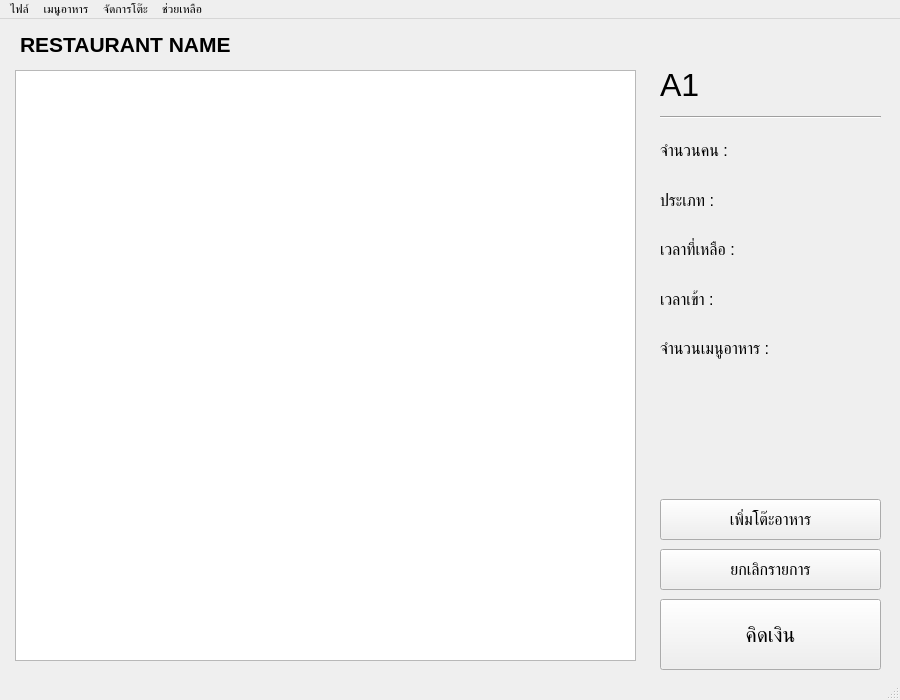
The window that main_windows.ui (kantee2540/RestaurantManage) describes before a commit, drawn with Qt 5.
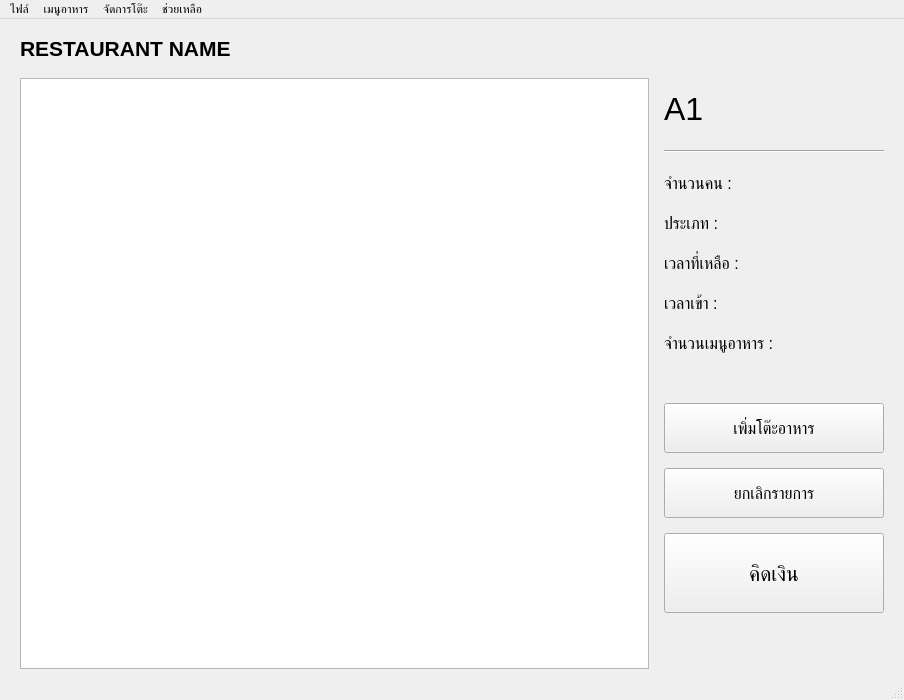
The same window after the commit.

Commit message: Main ui can expend

```diff
--- a/main_windows.ui
+++ b/main_windows.ui
@@ -9,126 +9,58 @@
    <rect>
     <x>0</x>
     <y>0</y>
-    <width>900</width>
+    <width>904</width>
     <height>700</height>
    </rect>
   </property>
+  <property name="sizePolicy">
+   <sizepolicy hsizetype="Expanding" vsizetype="Expanding">
+    <horstretch>0</horstretch>
+    <verstretch>0</verstretch>
+   </sizepolicy>
+  </property>
   <property name="minimumSize">
    <size>
-    <width>0</width>
-    <height>0</height>
-   </size>
-  </property>
-  <property name="maximumSize">
-   <size>
-    <width>900</width>
+    <width>904</width>
     <height>700</height>
    </size>
   </property>
-  <property name="font">
-   <font>
-    <weight>50</weight>
-    <bold>false</bold>
-   </font>
-  </property>
   <property name="windowTitle">
    <string>Restaurant</string>
   </property>
   <widget class="QWidget" name="centralwidget">
-   <widget class="QLabel" name="tableName">
-    <property name="geometry">
-     <rect>
-      <x>20</x>
-      <y>10</y>
-      <width>461</width>
-      <height>31</height>
-     </rect>
+   <layout class="QGridLayout" name="gridLayout">
+    <property name="leftMargin">
+     <number>20</number>
     </property>
-    <property name="font">
-     <font>
-      <pointsize>16</pointsize>
-      <weight>75</weight>
-      <bold>true</bold>
-     </font>
+    <property name="rightMargin">
+     <number>20</number>
     </property>
-    <property name="text">
-     <string>RESTAURANT NAME</string>
+    <property name="horizontalSpacing">
+     <number>15</number>
     </property>
-    <property name="textFormat">
-     <enum>Qt::AutoText</enum>
+    <property name="verticalSpacing">
+     <number>10</number>
     </property>
-   </widget>
-   <widget class="QPushButton" name="check_bill">
-    <property name="geometry">
-     <rect>
-      <x>660</x>
-      <y>580</y>
-      <width>221</width>
-      <height>71</height>
-     </rect>
-    </property>
-    <property name="font">
-     <font>
-      <pointsize>16</pointsize>
-     </font>
-    </property>
-    <property name="text">
-     <string>คิดเงิน</string>
-    </property>
-   </widget>
-   <widget class="QPushButton" name="cancel_button">
-    <property name="geometry">
-     <rect>
-      <x>660</x>
-      <y>530</y>
-      <width>221</width>
-      <height>41</height>
-     </rect>
-    </property>
-    <property name="font">
-     <font>
-      <pointsize>12</pointsize>
-     </font>
-    </property>
-    <property name="text">
-     <string>ยกเลิกรายการ</string>
-    </property>
-   </widget>
-   <widget class="QPushButton" name="add_table_button">
-    <property name="geometry">
-     <rect>
-      <x>660</x>
-      <y>480</y>
-      <width>221</width>
-      <height>41</height>
-     </rect>
-    </property>
-    <property name="font">
-     <font>
-      <pointsize>12</pointsize>
-     </font>
-    </property>
-    <property name="text">
-     <string>เพิ่มโต๊ะอาหาร</string>
-    </property>
-   </widget>
-   <widget class="QWidget" name="verticalLayoutWidget">
-    <property name="geometry">
-     <rect>
-      <x>660</x>
-      <y>110</y>
-      <width>221</width>
-      <height>241</height>
-     </rect>
-    </property>
-    <property name="font">
-     <font>
-      <pointsize>12</pointsize>
-     </font>
-    </property>
+    <item row="3" column="1">
     <layout class="QVBoxLayout" name="verticalLayout">
+      <property name="sizeConstraint">
+       <enum>QLayout::SetDefaultConstraint</enum>
+      </property>
      <item>
       <widget class="QLabel" name="person">
+        <property name="minimumSize">
+         <size>
+          <width>198</width>
+          <height>40</height>
+         </size>
+        </property>
+        <property name="maximumSize">
+         <size>
+          <width>238</width>
+          <height>60</height>
+         </size>
+        </property>
        <property name="font">
         <font>
          <pointsize>12</pointsize>
@@ -144,6 +76,18 @@
      </item>
      <item>
       <widget class="QLabel" name="type">
+        <property name="minimumSize">
+         <size>
+          <width>0</width>
+          <height>40</height>
+         </size>
+        </property>
+        <property name="maximumSize">
+         <size>
+          <width>238</width>
+          <height>60</height>
+         </size>
+        </property>
        <property name="font">
         <font>
          <pointsize>12</pointsize>
@@ -159,6 +103,18 @@
      </item>
      <item>
       <widget class="QLabel" name="timeleft">
+        <property name="minimumSize">
+         <size>
+          <width>0</width>
+          <height>40</height>
+         </size>
+        </property>
+        <property name="maximumSize">
+         <size>
+          <width>238</width>
+          <height>60</height>
+         </size>
+        </property>
        <property name="font">
         <font>
          <pointsize>12</pointsize>
@@ -174,6 +130,18 @@
      </item>
      <item>
       <widget class="QLabel" name="timein">
+        <property name="minimumSize">
+         <size>
+          <width>0</width>
+          <height>40</height>
+         </size>
+        </property>
+        <property name="maximumSize">
+         <size>
+          <width>238</width>
+          <height>60</height>
+         </size>
+        </property>
        <property name="font">
         <font>
          <pointsize>12</pointsize>
@@ -189,6 +157,18 @@
      </item>
      <item>
       <widget class="QLabel" name="order_num">
+        <property name="minimumSize">
+         <size>
+          <width>0</width>
+          <height>40</height>
+         </size>
+        </property>
+        <property name="maximumSize">
+         <size>
+          <width>238</width>
+          <height>60</height>
+         </size>
+        </property>
        <property name="font">
         <font>
          <pointsize>12</pointsize>
@@ -203,15 +183,20 @@
       </widget>
      </item>
     </layout>
-   </widget>
+    </item>
+    <item row="1" column="1">
    <widget class="QLabel" name="table_no">
-    <property name="geometry">
-     <rect>
-      <x>660</x>
-      <y>40</y>
-      <width>221</width>
-      <height>51</height>
-     </rect>
+      <property name="minimumSize">
+       <size>
+        <width>220</width>
+        <height>62</height>
+       </size>
+      </property>
+      <property name="maximumSize">
+       <size>
+        <width>400</width>
+        <height>62</height>
+       </size>
     </property>
     <property name="font">
      <font>
@@ -222,14 +207,45 @@
      <string>A1</string>
     </property>
    </widget>
+    </item>
+    <item row="2" column="1">
+     <widget class="Line" name="line">
+      <property name="orientation">
+       <enum>Qt::Horizontal</enum>
+      </property>
+     </widget>
+    </item>
+    <item row="1" column="0" rowspan="7">
    <widget class="QTableView" name="tableView">
-    <property name="geometry">
-     <rect>
-      <x>15</x>
-      <y>51</y>
-      <width>621</width>
-      <height>591</height>
-     </rect>
+      <property name="sizePolicy">
+       <sizepolicy hsizetype="Expanding" vsizetype="Expanding">
+        <horstretch>0</horstretch>
+        <verstretch>100</verstretch>
+       </sizepolicy>
+      </property>
+      <property name="minimumSize">
+       <size>
+        <width>0</width>
+        <height>100</height>
+       </size>
+      </property>
+      <property name="maximumSize">
+       <size>
+        <width>3000</width>
+        <height>1000</height>
+       </size>
+      </property>
+      <property name="sizeIncrement">
+       <size>
+        <width>0</width>
+        <height>0</height>
+       </size>
+      </property>
+      <property name="baseSize">
+       <size>
+        <width>0</width>
+        <height>0</height>
+       </size>
     </property>
     <property name="font">
      <font>
@@ -240,26 +256,114 @@
      <number>35</number>
     </attribute>
    </widget>
-   <widget class="Line" name="line">
-    <property name="geometry">
-     <rect>
-      <x>660</x>
-      <y>90</y>
-      <width>221</width>
-      <height>16</height>
-     </rect>
-    </property>
-    <property name="orientation">
-     <enum>Qt::Horizontal</enum>
-    </property>
-   </widget>
+    </item>
+    <item row="0" column="0">
+     <widget class="QLabel" name="tableName">
+      <property name="sizePolicy">
+       <sizepolicy hsizetype="Fixed" vsizetype="Fixed">
+        <horstretch>0</horstretch>
+        <verstretch>0</verstretch>
+       </sizepolicy>
+      </property>
+      <property name="minimumSize">
+       <size>
+        <width>621</width>
+        <height>40</height>
+       </size>
+      </property>
+      <property name="maximumSize">
+       <size>
+        <width>621</width>
+        <height>40</height>
+       </size>
+      </property>
+      <property name="font">
+       <font>
+        <pointsize>16</pointsize>
+        <weight>75</weight>
+        <bold>true</bold>
+       </font>
+      </property>
+      <property name="text">
+       <string>RESTAURANT NAME</string>
+      </property>
+      <property name="textFormat">
+       <enum>Qt::AutoText</enum>
+      </property>
+     </widget>
+    </item>
+    <item row="4" column="1">
+     <layout class="QVBoxLayout" name="verticalLayout_2">
+      <property name="spacing">
+       <number>15</number>
+      </property>
+      <property name="topMargin">
+       <number>30</number>
+      </property>
+      <item>
+       <widget class="QPushButton" name="add_table_button">
+        <property name="minimumSize">
+         <size>
+          <width>0</width>
+          <height>50</height>
+         </size>
+        </property>
+        <property name="font">
+         <font>
+          <pointsize>12</pointsize>
+         </font>
+        </property>
+        <property name="text">
+         <string>เพิ่มโต๊ะอาหาร</string>
+        </property>
+       </widget>
+      </item>
+      <item>
+       <widget class="QPushButton" name="cancel_button">
+        <property name="minimumSize">
+         <size>
+          <width>0</width>
+          <height>50</height>
+         </size>
+        </property>
+        <property name="font">
+         <font>
+          <pointsize>12</pointsize>
+         </font>
+        </property>
+        <property name="text">
+         <string>ยกเลิกรายการ</string>
+        </property>
+       </widget>
+      </item>
+      <item>
+       <widget class="QPushButton" name="check_bill">
+        <property name="minimumSize">
+         <size>
+          <width>0</width>
+          <height>80</height>
+         </size>
+        </property>
+        <property name="font">
+         <font>
+          <pointsize>16</pointsize>
+         </font>
+        </property>
+        <property name="text">
+         <string>คิดเงิน</string>
+        </property>
+       </widget>
+      </item>
+     </layout>
+    </item>
+   </layout>
   </widget>
   <widget class="QMenuBar" name="menubar">
    <property name="geometry">
     <rect>
      <x>0</x>
      <y>0</y>
-     <width>900</width>
+     <width>904</width>
      <height>21</height>
     </rect>
    </property>
```
Left out of the diff: 3 changed lines with no effect on the pictures. Lines whose indentation alone changed are shown as unchanged. The commit also changes 5 other files.
